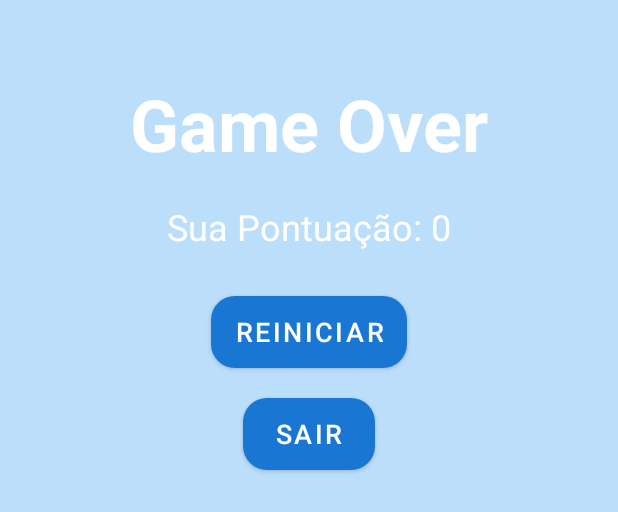
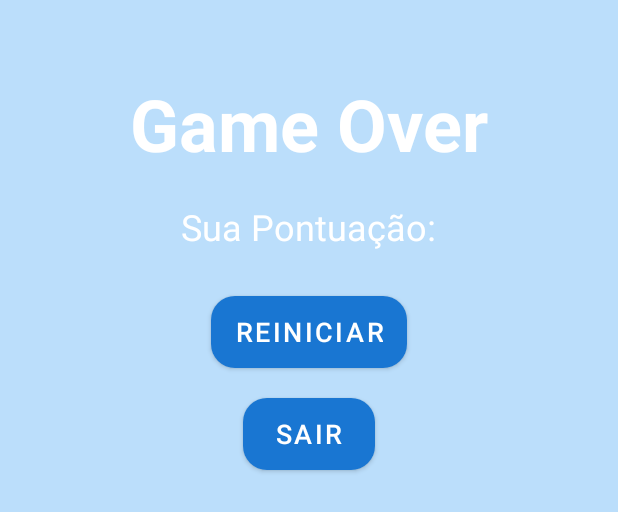
Before and after one commit to rafaelmarcal1/QuizAedes, an Android app: the layout activity_game_over.xml on its own in the app's theme, with its tools: preview values and no code run, on a phone screen of 412 x 824 dp. Shown: the top 512 px of the screen. Run offline under Robolectric (Android 15) with nearby library versions, the phone set to English and light mode, and no system bars.

Commit message:
Mudando Strings

```diff
--- a/app/src/main/res/values/strings.xml
+++ b/app/src/main/res/values/strings.xml
@@ -29,7 +29,7 @@
     <string name="app_logo">Logo do aplicativo</string>
     <string name="splash_message">Carregando o conhecimento para o quiz...</string>
     <string name="tela_game_over">Game Over</string>
-    <string name="sua_pontuacao">Sua Pontuação: 0</string>
+    <string name="sua_pontuacao">Sua Pontuação: </string>
     <string name="sair_game_over">Sair</string>
     <string name="reiniciar_game_over">Reiniciar</string>
     <string name="telaExplicativaWellcome">Seja Bem-vindo ao Quiz Aedes!</string>
```
